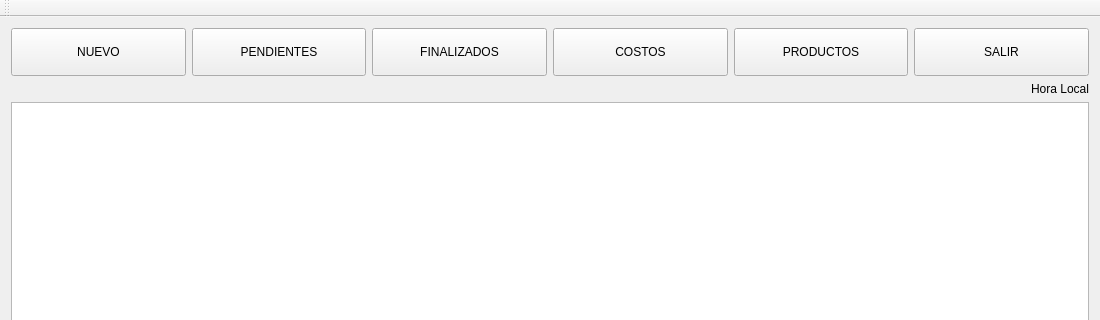
The window that gestor.ui (Julian-guillermo-zapata-rugeles/gestor-pedidos-c-plus-plus) describes before a commit, drawn with Qt 5; both pictures show x 0 to 1100 and y 0 to 320 of the 1100 by 600 pixel window.
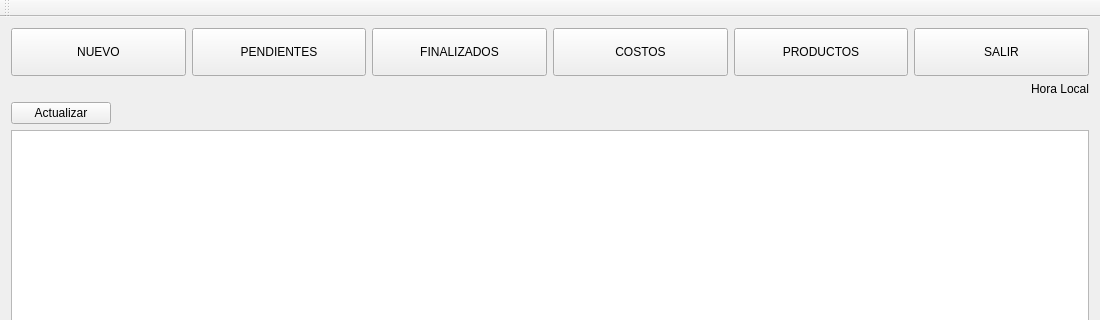
The same window after the commit.

```diff
--- a/gestor.ui
+++ b/gestor.ui
@@ -97,7 +97,7 @@
       </item>
      </layout>
     </item>
-    <item row="4" column="0">
+    <item row="5" column="0">
      <layout class="QVBoxLayout" name="navegable">
       <property name="sizeConstraint">
        <enum>QLayout::SetDefaultConstraint</enum>
@@ -145,7 +145,7 @@
       </property>
      </widget>
     </item>
-    <item row="3" column="0">
+    <item row="4" column="0">
      <spacer name="verticalSpacer">
       <property name="orientation">
        <enum>Qt::Vertical</enum>
@@ -158,7 +158,7 @@
       </property>
      </spacer>
     </item>
-    <item row="5" column="0">
+    <item row="6" column="0">
      <spacer name="verticalSpacer_2">
       <property name="orientation">
        <enum>Qt::Vertical</enum>
@@ -171,6 +171,19 @@
       </property>
      </spacer>
     </item>
+    <item row="3" column="0">
+     <widget class="QPushButton" name="actualiza">
+      <property name="maximumSize">
+       <size>
+        <width>100</width>
+        <height>16777215</height>
+       </size>
+      </property>
+      <property name="text">
+       <string>Actualizar</string>
+      </property>
+     </widget>
+    </item>
    </layout>
   </widget>
   <widget class="QMenuBar" name="menuBar">
```
